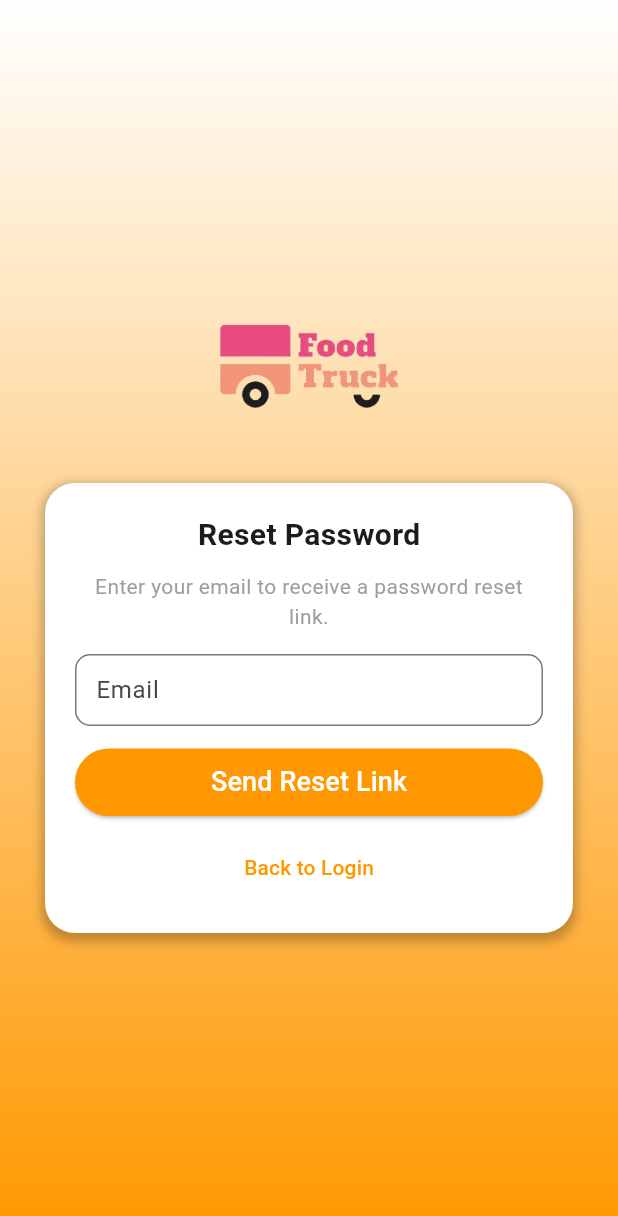
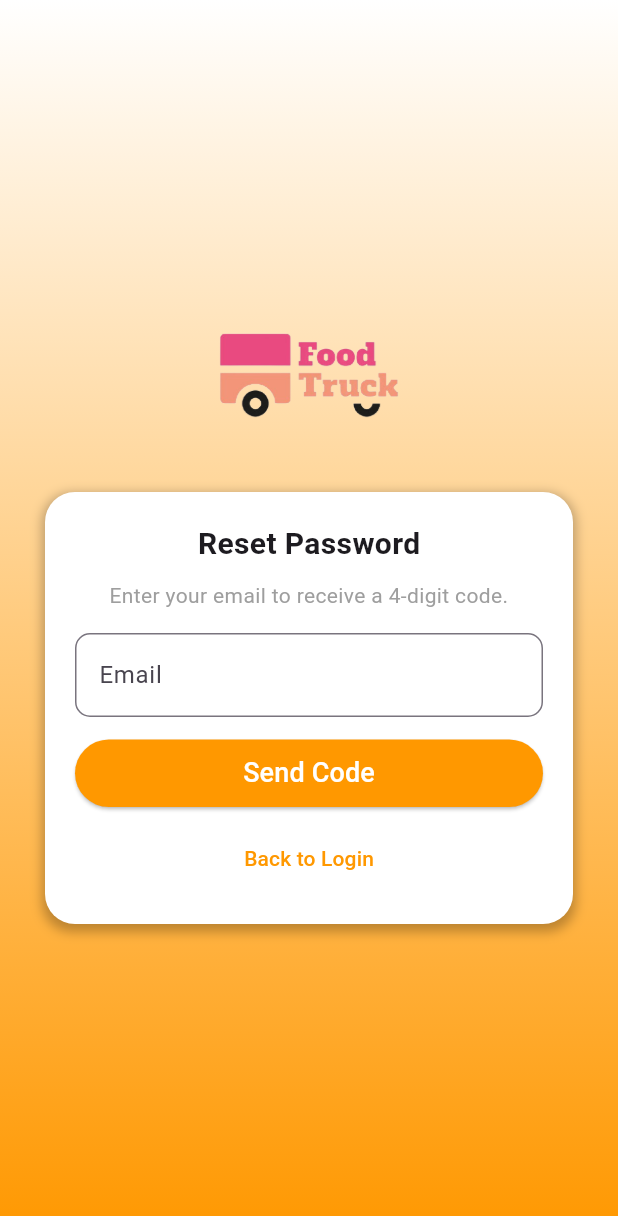
Before and after one commit to Leema02/Food_Trucks, a Flutter app: the ForgotPasswordPage screen opened directly, on a phone screen of 412 x 824 dp. Shown: the top 1216 px of the screen. Run offline on Flutter 3.47's test engine with Material 3 defaults, Android fonts, the phone set to English and light mode, and no system bars; our stand-ins replace cached_network_image, flutter_map, font_awesome_flutter, geolocator, latlong2.

Commit message:
forgot & reset pass is done BE & FE

```diff
--- a/frontend/lib/screens/auth/forgot_password/ForgotPasswordPage.dart
+++ b/frontend/lib/screens/auth/forgot_password/ForgotPasswordPage.dart
@@ -1,11 +1,12 @@
+import 'dart:convert';
 import 'package:flutter/material.dart';
 import 'package:myapp/screens/auth/login/login.dart';
 import 'package:myapp/screens/auth/forgot_password/ResetPasswordPage.dart';
 import 'package:myapp/screens/auth/widgets/auth_background.dart';
 import 'package:myapp/screens/auth/widgets/auth_card.dart';
-import 'package:myapp/screens/auth/widgets/auth_text_fields.dart';
 import 'package:myapp/screens/auth/widgets/auth_buttons.dart';
 import 'package:myapp/screens/auth/widgets/responsive.dart';
+import 'package:myapp/core/services/auth_service.dart';
 
 class ForgotPasswordPage extends StatefulWidget {
   const ForgotPasswordPage({super.key});
@@ -17,15 +18,62 @@ class ForgotPasswordPage extends StatefulWidget {
 class _ForgotPasswordPageState extends State<ForgotPasswordPage> {
   final _formKey = GlobalKey<FormState>();
   final TextEditingController _emailController = TextEditingController();
+  final TextEditingController _codeController = TextEditingController();
 
-  @override
-  void initState() {
-    super.initState();
-    Future.delayed(Duration.zero, () {
-      if (Responsive.isDesktop(context)) {
-        _showPopup(context, 600);
-      }
+  bool _codeSent = false;
+  bool _verifyingCode = false;
+
+  void _showMessage(String message, {bool isError = false}) {
+    final snackBar = SnackBar(
+      behavior: SnackBarBehavior.floating,
+      backgroundColor: isError ? Colors.red[400] : Colors.green[400],
+      content: Center(
+        heightFactor: 1.5,
+        child: Text(message, style: const TextStyle(color: Colors.white)),
+      ),
+      duration: const Duration(seconds: 2),
+      margin: const EdgeInsets.symmetric(horizontal: 40, vertical: 100),
+    );
+    ScaffoldMessenger.of(context).showSnackBar(snackBar);
+  }
+
+  Future<void> _sendResetCode() async {
+    final email = _emailController.text.trim();
+    final response = await AuthService.forgotPassword({"email_address": email});
+    final responseData = jsonDecode(response.body);
+
+    if (response.statusCode == 200) {
+      setState(() => _codeSent = true);
+      _showMessage("✅ ${responseData['message']}");
+    } else {
+      _showMessage("❌ ${responseData['message']}", isError: true);
+    }
+  }
+
+  void _verifyCodeAndProceed() async {
+    setState(() => _verifyingCode = true);
+
+    final email = _emailController.text.trim();
+    final code = _codeController.text.trim();
+    final response = await AuthService.verifyResetCode({
+      "email_address": email,
+      "code": code,
     });
+
+    final responseData = jsonDecode(response.body);
+    setState(() => _verifyingCode = false);
+
+    if (response.statusCode == 200) {
+      _showMessage("✅ Code verified!");
+      Navigator.pushReplacement(
+        context,
+        MaterialPageRoute(
+          builder: (context) => ResetPasswordPage(email: email),
+        ),
+      );
+    } else {
+      _showMessage("❌ ${responseData['message']}", isError: true);
+    }
   }
 
   @override
@@ -33,22 +81,19 @@ class _ForgotPasswordPageState extends State<ForgotPasswordPage> {
     return Scaffold(
       body: AuthBackground(
         child: Responsive(
-          mobile: _buildNewPage(context, 20, double.infinity),
-          tablet: _buildNewPage(context, 40, 500),
-          desktop: _buildDesktop(context),
+          mobile: _buildForm(context, 20, double.infinity),
+          tablet: _buildForm(context, 40, 500),
+          desktop: _buildForm(context, 80, 600),
         ),
       ),
     );
   }
 
-  Widget _buildNewPage(
-      BuildContext context, double horizontalPadding, double formWidth) {
-    return SingleChildScrollView(
-      // ✅ Scroll on keyboard open
-      child: Center(
+  Widget _buildForm(BuildContext context, double padding, double formWidth) {
+    return Center(
+      child: SingleChildScrollView(
         child: Padding(
-          padding:
-              EdgeInsets.symmetric(horizontal: horizontalPadding, vertical: 40),
+          padding: EdgeInsets.symmetric(horizontal: padding),
           child: Column(
             mainAxisAlignment: MainAxisAlignment.center,
             children: [
@@ -57,7 +102,95 @@ class _ForgotPasswordPageState extends State<ForgotPasswordPage> {
               SizedBox(
                 width: formWidth,
                 child: AuthCard(
-                  child: _buildForm(context),
+                  child: Form(
+                    key: _formKey,
+                    child: Column(
+                      children: [
+                        const Text(
+                          "Reset Password",
+                          style: TextStyle(
+                              fontSize: 20, fontWeight: FontWeight.bold),
+                        ),
+                        const SizedBox(height: 10),
+                        const Text(
+                          "Enter your email to receive a 4-digit code.",
+                          textAlign: TextAlign.center,
+                          style: TextStyle(fontSize: 14, color: Colors.grey),
+                        ),
+                        const SizedBox(height: 15),
+                        TextFormField(
+                          controller: _emailController,
+                          keyboardType: TextInputType.emailAddress,
+                          decoration: InputDecoration(
+                            hintText: "Email",
+                            border: OutlineInputBorder(
+                              borderRadius: BorderRadius.circular(10),
+                            ),
+                            focusedBorder: OutlineInputBorder(
+                              borderRadius: BorderRadius.circular(10),
+                              borderSide:
+                                  const BorderSide(color: Colors.deepOrange),
+                            ),
+                          ),
+                          validator: (value) {
+                            if (value == null || value.isEmpty) {
+                              return 'Please enter your email';
+                            }
+                            if (!value.contains('@')) {
+                              return 'Enter a valid email';
+                            }
+                            return null;
+                          },
+                        ),
+                        const SizedBox(height: 15),
+                        AuthButton(
+                          text: _codeSent ? "Resend Code" : "Send Code",
+                          onPressed: () {
+                            if (_formKey.currentState!.validate()) {
+                              _sendResetCode();
+                            }
+                          },
+                        ),
+                        if (_codeSent) ...[
+                          const SizedBox(height: 15),
+                          const Text(
+                            "Enter the 4-digit code sent to your email",
+                            style: TextStyle(fontSize: 14),
+                          ),
+                          const SizedBox(height: 8),
+                          TextFormField(
+                            controller: _codeController,
+                            keyboardType: TextInputType.number,
+                            maxLength: 4,
+                            decoration: InputDecoration(
+                              hintText: "4-digit Code",
+                              counterText: "",
+                              border: OutlineInputBorder(
+                                borderRadius: BorderRadius.circular(10),
+                              ),
+                            ),
+                          ),
+                          const SizedBox(height: 10),
+                          AuthButton(
+                            text:
+                                _verifyingCode ? "Verifying..." : "Verify Code",
+                            onPressed: _verifyingCode
+                                ? () {}
+                                : () => _verifyCodeAndProceed(),
+                          ),
+                        ],
+                        const SizedBox(height: 10),
+                        AuthSwitchButton(
+                          text: "Back to Login",
+                          onPressed: () => Navigator.pushReplacement(
+                            context,
+                            MaterialPageRoute(
+                                builder: (context) => const LoginPage()),
+                          ),
+                        ),
+                      ],
+                    ),
+                  ),
                 ),
               ),
             ],
@@ -66,90 +199,4 @@ class _ForgotPasswordPageState extends State<ForgotPasswordPage> {
       ),
     );
   }
-
-  Widget _buildDesktop(BuildContext context) {
-    return Center(
-      child: Column(
-        mainAxisAlignment: MainAxisAlignment.center,
-        children: [
-          Image.asset('assets/image/truckLogo.png', height: 120),
-        ],
-      ),
-    );
-  }
-
-  void _showPopup(BuildContext context, double formWidth) {
-    showDialog(
-      context: context,
-      barrierDismissible: true,
-      builder: (BuildContext context) {
-        return Dialog(
-          shape:
-              RoundedRectangleBorder(borderRadius: BorderRadius.circular(15)),
-          child: SizedBox(
-            width: formWidth,
-            child: Padding(
-              padding: const EdgeInsets.all(20),
-              child: _buildForm(context),
-            ),
-          ),
-        );
-      },
-    );
-  }
-
-  Widget _buildForm(BuildContext context) {
-    return Form(
-      key: _formKey,
-      child: Column(
-        mainAxisSize: MainAxisSize.min,
-        children: [
-          const Text(
-            "Reset Password",
-            style: TextStyle(fontSize: 20, fontWeight: FontWeight.bold),
-          ),
-          const SizedBox(height: 10),
-          const Text(
-            "Enter your email to receive a password reset link.",
-            textAlign: TextAlign.center,
-            style: TextStyle(fontSize: 14, color: Colors.grey),
-          ),
-          const SizedBox(height: 15),
-          AuthTextField(
-            hintText: 'Email',
-            keyboardType: TextInputType.emailAddress,
-            controller: _emailController,
-          ),
-          const SizedBox(height: 15),
-          AuthButton(
-            text: 'Send Reset Link',
-            onPressed: () {
-              if (_formKey.currentState!.validate()) {
-                print("✅ Reset link sent to: ${_emailController.text}");
-                Navigator.pop(context); // Close dialog if desktop
-                Navigator.push(
-                  context,
-                  MaterialPageRoute(
-                    builder: (context) => const ResetPasswordPage(),
-                  ),
-                );
-              } else {
-                print("❌ Invalid Email");
-              }
-            },
-          ),
-          const SizedBox(height: 10),
-          AuthSwitchButton(
-            text: "Back to Login",
-            onPressed: () => Navigator.push(
-              context,
-              MaterialPageRoute(
-                builder: (context) => const LoginPage(),
-              ),
-            ),
-          ),
-        ],
-      ),
-    );
-  }
 }
```
Also changed, not shown: frontend/lib/core/services/auth_service.dart (+31 -0 lines), frontend/lib/screens/auth/forgot_password/ResetPasswordPage.dart (+88 -69 lines), 1 other file.
